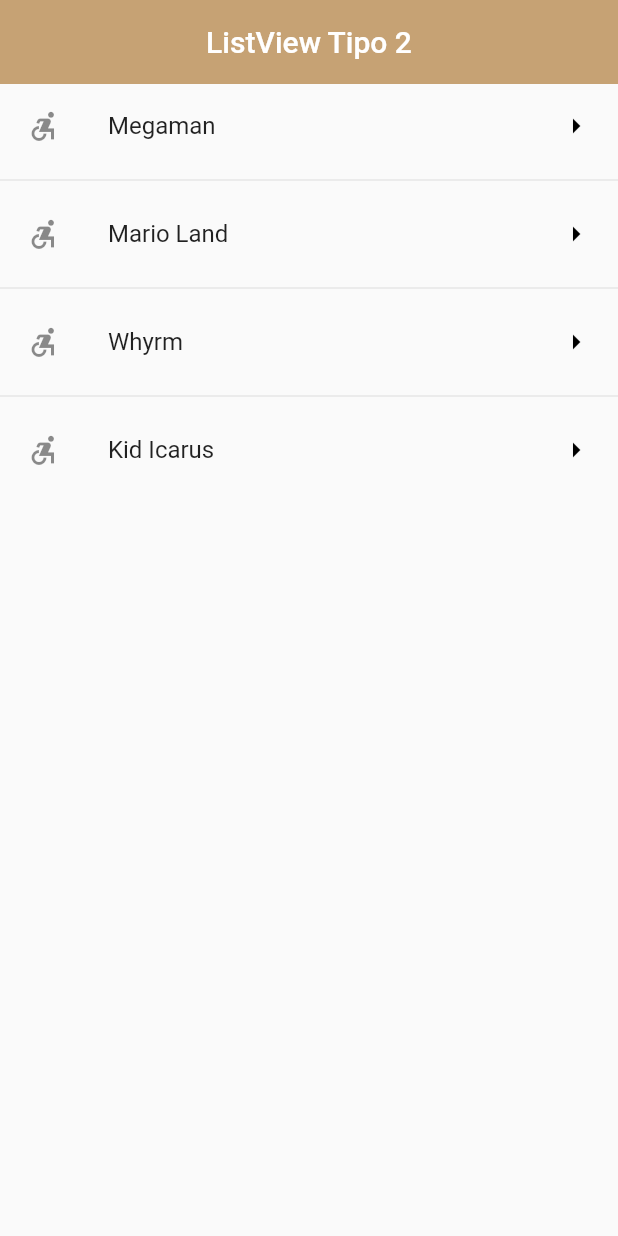
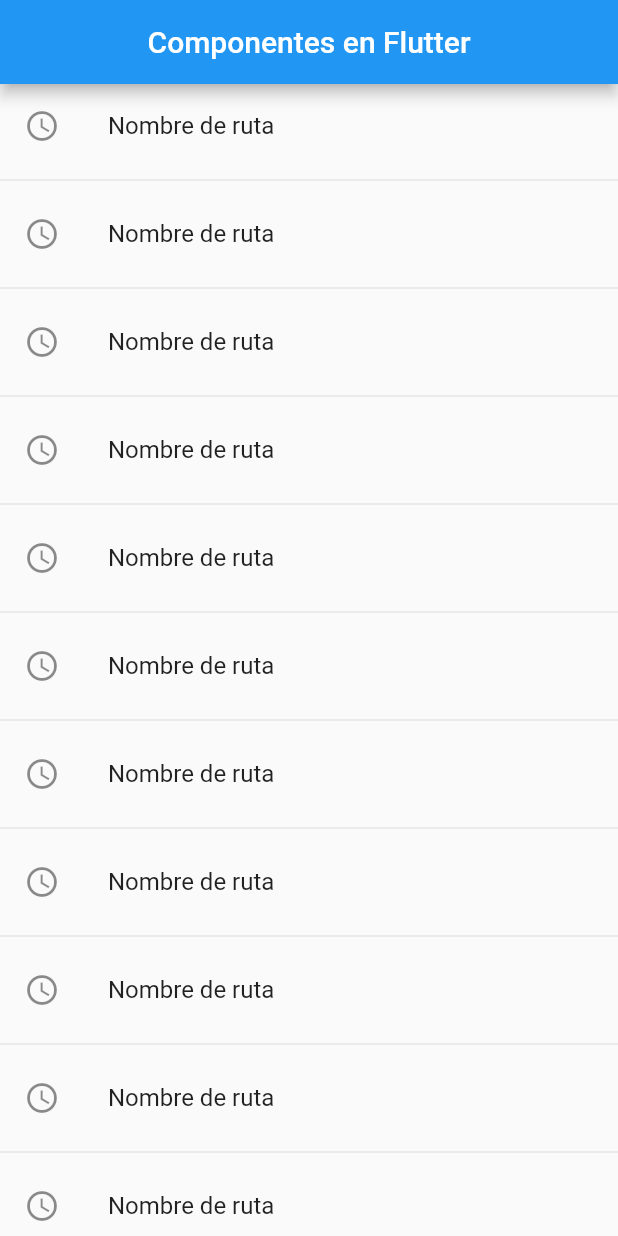
Before and after one commit to vcv8/flutter_wdg_test, a Flutter app: the screen it shows after launch, on a phone screen of 412 x 824 dp. Run offline on Flutter 3.47's test engine with Material 2 defaults, Android fonts, the light colour scheme and no system bars.

Commit message:
basic routing

```diff
--- a/lib/main.dart
+++ b/lib/main.dart
@@ -1,5 +1,5 @@
 import 'package:flutter/material.dart';
-import 'package:flutter_wdg_test/screens/listview2_screen.dart';
+import 'package:flutter_wdg_test/screens/screens.dart';
 
 void main() => runApp(const MyApp());
 
@@ -8,10 +8,23 @@
 
   @override
   Widget build(BuildContext context) {
-    return const MaterialApp(
+    return MaterialApp(
       debugShowCheckedModeBanner: false,
       title: 'Material App',
-      home: Listview2Screen(title: 'ListView Tipo 2'),
+      // home: Page1(),
+      initialRoute: 'home',
+      routes: {
+        'home': (BuildContext context) => const HomeScreen(),
+        'listview1': (BuildContext context) => const Listview1Screen(),
+        'listview2': (BuildContext context) => const Listview2Screen(),
+        'alert': (BuildContext context) => const AlertScreen(),
+        'card': (BuildContext context) => const CardScreen(),
+      },
+      onGenerateRoute: (settings) {
+        return MaterialPageRoute(
+          builder: (context) => const AlertScreen(),
+        );
+      },
     );
   }
 }
--- /dev/null
+++ b/lib/screens/home_screen.dart
@@ -0,0 +1,25 @@
+import 'package:flutter/material.dart';
+
+class HomeScreen extends StatelessWidget {
+  const HomeScreen({super.key});
+
+  @override
+  Widget build(BuildContext context) {
+    return Scaffold(
+      appBar: AppBar(
+        title: const Center(child: Text('Componentes en Flutter')),
+      ),
+      body: ListView.separated(
+        itemCount: 100,
+        itemBuilder: (context, index) => ListTile(
+          leading: const Icon(Icons.access_time_outlined),
+          title: const Text('Nombre de ruta'),
+          onTap: () {
+            Navigator.pushNamed(context, 'listview2');
+          },
+        ),
+        separatorBuilder: (_, __) => const Divider(),
+      ),
+    );
+  }
+}
--- a/lib/screens/listview2_screen.dart
+++ b/lib/screens/listview2_screen.dart
@@ -1,12 +1,7 @@
 import 'package:flutter/material.dart';
 
 class Listview2Screen extends StatelessWidget {
-  final String title;
-
-  const Listview2Screen({
-    super.key,
-    required this.title,
-  });
+  const Listview2Screen({super.key});
 
   final options = const [
     'Megaman',
@@ -19,7 +14,7 @@
   Widget build(BuildContext context) {
     return Scaffold(
       appBar: AppBar(
-        title: Center(child: Text(title)),
+        title: const Text('ListView Tipo 2'),
         elevation: 0,
         backgroundColor: const Color.fromARGB(161, 167, 111, 37),
       ),
@@ -33,7 +28,7 @@
             color: Colors.black,
           ),
           onTap: () {
-            print(options[index]);
+            // print(options[index]);
           },
         ),
         separatorBuilder: (_, __) => const Divider(),
--- /dev/null
+++ b/lib/screens/screens.dart
@@ -0,0 +1,6 @@
+export 'package:flutter_wdg_test/screens/alert_screen.dart';
+export 'package:flutter_wdg_test/screens/card_screen.dart';
+export 'package:flutter_wdg_test/screens/home_screen.dart';
+export 'package:flutter_wdg_test/screens/listview1_screen.dart';
+export 'package:flutter_wdg_test/screens/listview2_screen.dart';
+export 'package:flutter_wdg_test/screens/doc_screen.dart';
```
Also changed, not shown: lib/screens/alert_screen.dart (added, +17 -0 lines), lib/screens/card_screen.dart (added, +17 -0 lines), lib/screens/doc_screen.dart (added, +43 -0 lines), lib/screens/listview1_screen.dart (+2 -7 lines), 1 other file.
